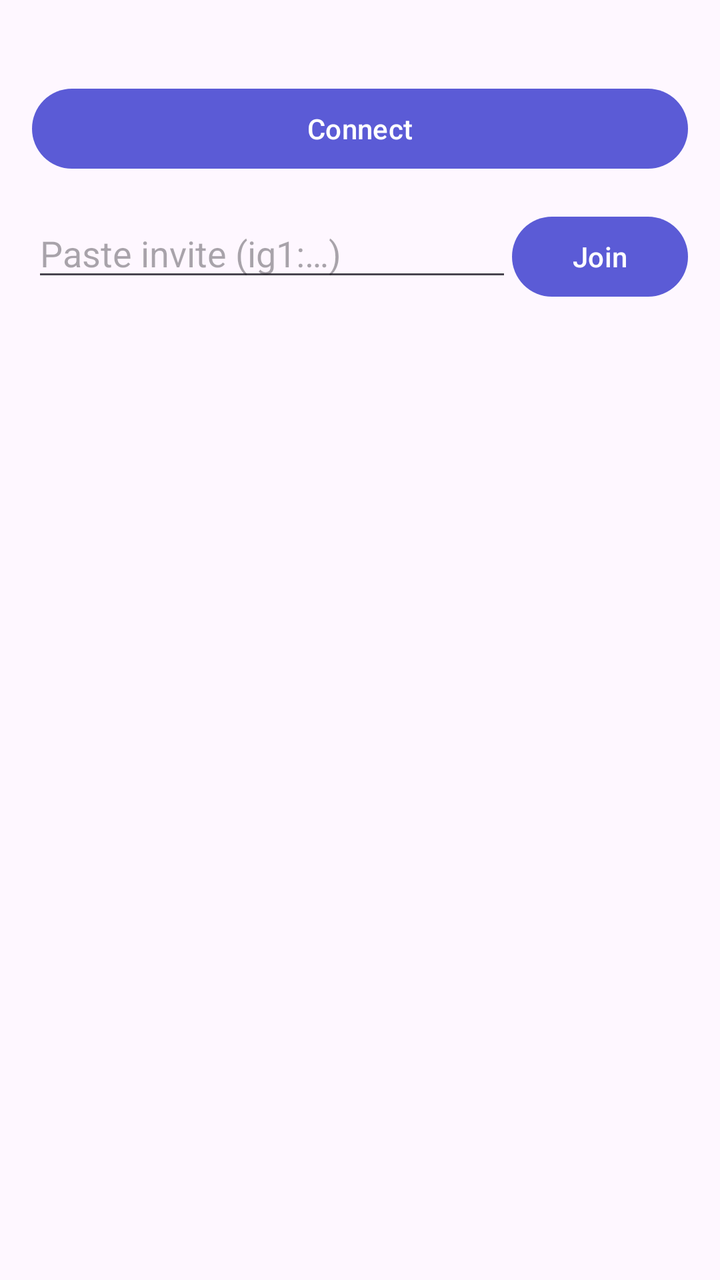
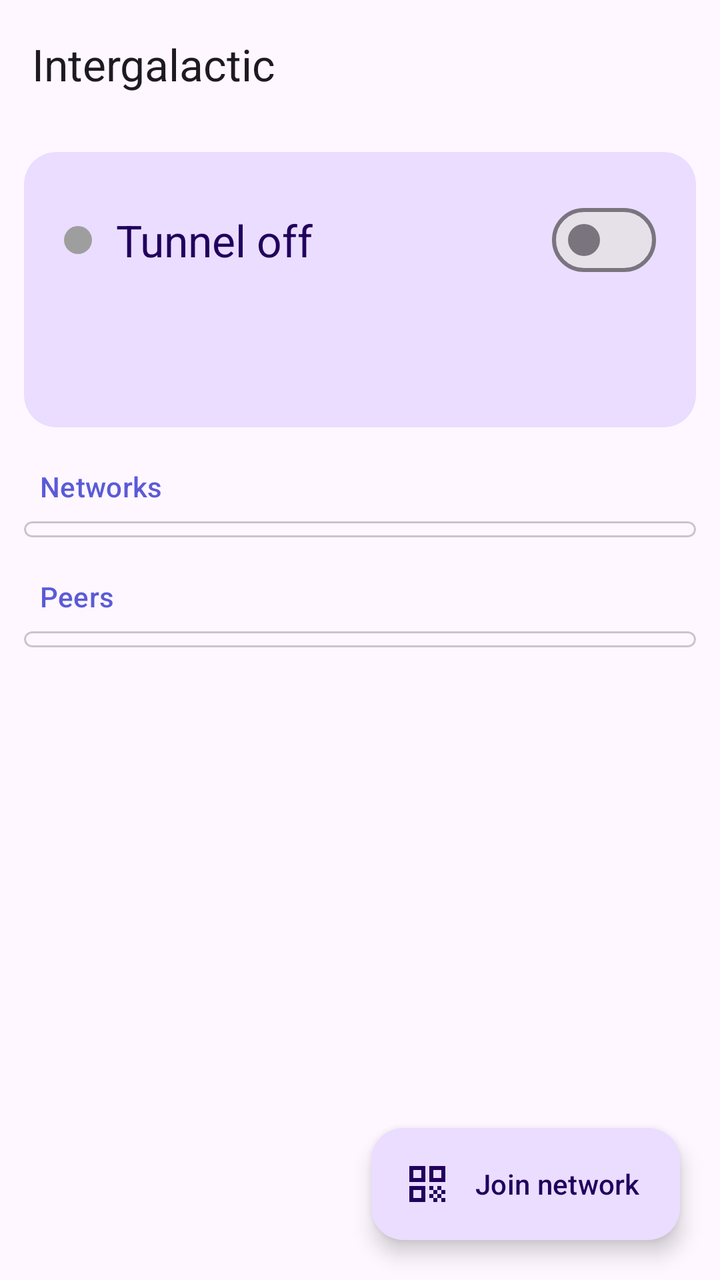

Screens rendered from an Android XML layout before and after an edit, with the pre-edit source and the edit as a unified diff.
<!-- AndroidManifest.xml: application theme Theme.Intergalactic -->
<!-- res/layout/activity_main.xml -->
<?xml version="1.0" encoding="utf-8"?>
<LinearLayout xmlns:android="http://schemas.android.com/apk/res/android"
    android:layout_width="match_parent"
    android:layout_height="match_parent"
    android:orientation="vertical"
    android:padding="16dp">

    <TextView
        android:id="@+id/node_id"
        android:layout_width="match_parent"
        android:layout_height="wrap_content"
        android:fontFamily="monospace"
        android:textSize="12sp" />

    <Button
        android:id="@+id/toggle"
        android:layout_width="match_parent"
        android:layout_height="wrap_content"
        android:layout_marginTop="8dp"
        android:text="@string/connect" />

    <LinearLayout
        android:layout_width="match_parent"
        android:layout_height="wrap_content"
        android:layout_marginTop="16dp"
        android:orientation="horizontal">

        <EditText
            android:id="@+id/invite"
            android:layout_width="0dp"
            android:layout_height="wrap_content"
            android:layout_weight="1"
            android:hint="@string/invite_hint"
            android:inputType="text"
            android:importantForAutofill="no" />

        <Button
            android:id="@+id/join"
            android:layout_width="wrap_content"
            android:layout_height="wrap_content"
            android:text="@string/join" />
    </LinearLayout>

    <TextView
        android:id="@+id/message"
        android:layout_width="match_parent"
        android:layout_height="wrap_content"
        android:layout_marginTop="8dp"
        android:textColor="#B00020" />

    <ScrollView
        android:layout_width="match_parent"
        android:layout_height="0dp"
        android:layout_weight="1"
        android:layout_marginTop="16dp">

        <LinearLayout
            android:id="@+id/list"
            android:layout_width="match_parent"
            android:layout_height="wrap_content"
            android:orientation="vertical" />
    </ScrollView>
</LinearLayout>
<!-- resources referenced by this layout -->
<resources>
  <string name="connect">Connect</string>
  <string name="invite_hint">Paste invite (ig1:…)</string>
  <string name="join">Join</string>
  <style name="Theme.Intergalactic" parent="Theme.Material3.DayNight.NoActionBar">
          <item name="colorPrimary">#5B5BD6</item>
      </style>
</resources>

<!-- the commit's change to res/layout/activity_main.xml (unified diff, before → after) -->
@@ -1,63 +1,223 @@
 <?xml version="1.0" encoding="utf-8"?>
-<LinearLayout xmlns:android="http://schemas.android.com/apk/res/android"
+<androidx.coordinatorlayout.widget.CoordinatorLayout xmlns:android="http://schemas.android.com/apk/res/android"
+    xmlns:app="http://schemas.android.com/apk/res-auto"
     android:layout_width="match_parent"
-    android:layout_height="match_parent"
-    android:orientation="vertical"
-    android:padding="16dp">
-
-    <TextView
-        android:id="@+id/node_id"
+    android:layout_height="match_parent">
+
+    <com.google.android.material.appbar.AppBarLayout
         android:layout_width="match_parent"
         android:layout_height="wrap_content"
-        android:fontFamily="monospace"
-        android:textSize="12sp" />
-
-    <Button
-        android:id="@+id/toggle"
+        android:fitsSystemWindows="true">
+
+        <com.google.android.material.appbar.MaterialToolbar
+            android:id="@+id/toolbar"
+            android:layout_width="match_parent"
+            android:layout_height="?attr/actionBarSize"
+            app:title="@string/app_name" />
+    </com.google.android.material.appbar.AppBarLayout>
+
+    <androidx.core.widget.NestedScrollView
         android:layout_width="match_parent"
-        android:layout_height="wrap_content"
-        android:layout_marginTop="8dp"
-        android:text="@string/connect" />
-
-    <LinearLayout
-        android:layout_width="match_parent"
-        android:layout_height="wrap_content"
-        android:layout_marginTop="16dp"
-        android:orientation="horizontal">
-
-        <EditText
-            android:id="@+id/invite"
-            android:layout_width="0dp"
-            android:layout_height="wrap_content"
-            android:layout_weight="1"
-            android:hint="@string/invite_hint"
-            android:inputType="text"
-            android:importantForAutofill="no" />
-
-        <Button
-            android:id="@+id/join"
-            android:layout_width="wrap_content"
-            android:layout_height="wrap_content"
-            android:text="@string/join" />
-    </LinearLayout>
-
-    <TextView
-        android:id="@+id/message"
-        android:layout_width="match_parent"
-        android:layout_height="wrap_content"
-        android:layout_marginTop="8dp"
-        android:textColor="#B00020" />
-
-    <ScrollView
-        android:layout_width="match_parent"
-        android:layout_height="0dp"
-        android:layout_weight="1"
-        android:layout_marginTop="16dp">
+        android:layout_height="match_parent"
+        android:clipToPadding="false"
+        android:paddingBottom="96dp"
+        app:layout_behavior="@string/appbar_scrolling_view_behavior">
 
         <LinearLayout
-            android:id="@+id/list"
             android:layout_width="match_parent"
             android:layout_height="wrap_content"
-            android:orientation="vertical" />
-    </ScrollView>
-</LinearLayout>
+            android:orientation="vertical"
+            android:padding="12dp">
+
+            
+            <com.google.android.material.card.MaterialCardView
+                android:id="@+id/update_card"
+                android:layout_width="match_parent"
+                android:layout_height="wrap_content"
+                android:layout_marginBottom="12dp"
+                android:visibility="gone"
+                app:cardCornerRadius="16dp"
+                app:cardElevation="0dp"
+                app:cardBackgroundColor="?attr/colorTertiaryContainer">
+
+                <LinearLayout
+                    android:layout_width="match_parent"
+                    android:layout_height="wrap_content"
+                    android:orientation="vertical"
+                    android:padding="16dp">
+
+                    <TextView
+                        android:id="@+id/update_title"
+                        android:layout_width="match_parent"
+                        android:layout_height="wrap_content"
+                        android:drawablePadding="10dp"
+                        android:gravity="center_vertical"
+                        android:textAppearance="?attr/textAppearanceTitleMedium"
+                        android:textColor="?attr/colorOnTertiaryContainer"
+                        app:drawableStartCompat="@drawable/ic_update" />
+
+                    <TextView
+                        android:id="@+id/update_detail"
+                        android:layout_width="match_parent"
+                        android:layout_height="wrap_content"
+                        android:layout_marginTop="4dp"
+                        android:textAppearance="?attr/textAppearanceBodyMedium"
+                        android:textColor="?attr/colorOnTertiaryContainer" />
+
+                    <LinearLayout
+                        android:layout_width="match_parent"
+                        android:layout_height="wrap_content"
+                        android:layout_marginTop="8dp"
+                        android:gravity="end"
+                        android:orientation="horizontal">
+
+                        <com.google.android.material.button.MaterialButton
+                            android:id="@+id/update_later"
+                            style="@style/Widget.Material3.Button.TextButton"
+                            android:layout_width="wrap_content"
+                            android:layout_height="wrap_content"
+                            android:text="@string/update_later" />
+
+                        <com.google.android.material.button.MaterialButton
+                            android:id="@+id/update_install"
+                            android:layout_width="wrap_content"
+                            android:layout_height="wrap_content"
+                            android:text="@string/update_install" />
+                    </LinearLayout>
+                </LinearLayout>
+            </com.google.android.material.card.MaterialCardView>
+
+            
+            <com.google.android.material.card.MaterialCardView
+                android:layout_width="match_parent"
+                android:layout_height="wrap_content"
+                android:layout_marginBottom="12dp"
+                app:cardCornerRadius="16dp"
+                app:cardElevation="0dp"
+                app:strokeWidth="0dp"
+                app:cardBackgroundColor="?attr/colorPrimaryContainer">
+
+                <LinearLayout
+                    android:layout_width="match_parent"
+                    android:layout_height="wrap_content"
+                    android:orientation="vertical"
+                    android:padding="20dp">
+
+                    <LinearLayout
+                        android:layout_width="match_parent"
+                        android:layout_height="wrap_content"
+                        android:gravity="center_vertical"
+                        android:orientation="horizontal">
+
+                        <View
+                            android:id="@+id/status_dot"
+                            android:layout_width="14dp"
+                            android:layout_height="14dp"
+                            android:layout_marginEnd="12dp"
+                            android:background="@drawable/dot_off" />
+
+                        <TextView
+                            android:id="@+id/status_title"
+                            android:layout_width="0dp"
+                            android:layout_height="wrap_content"
+                            android:layout_weight="1"
+                            android:text="@string/tunnel_off"
+                            android:textAppearance="?attr/textAppearanceTitleLarge"
+                            android:textColor="?attr/colorOnPrimaryContainer" />
+
+                        <com.google.android.material.materialswitch.MaterialSwitch
+                            android:id="@+id/toggle"
+                            android:layout_width="wrap_content"
+                            android:layout_height="wrap_content" />
+                    </LinearLayout>
+
+                    <TextView
+                        android:id="@+id/status_detail"
+                        android:layout_width="match_parent"
+                        android:layout_height="wrap_content"
+                        android:layout_marginTop="6dp"
+                        android:textAppearance="?attr/textAppearanceBodyMedium"
+                        android:textColor="?attr/colorOnPrimaryContainer" />
+
+                    <TextView
+                        android:id="@+id/node_id"
+                        android:layout_width="match_parent"
+                        android:layout_height="wrap_content"
+                        android:layout_marginTop="10dp"
+                        android:alpha="0.7"
+                        android:fontFamily="monospace"
+                        android:textColor="?attr/colorOnPrimaryContainer"
+                        android:textSize="11sp" />
+                </LinearLayout>
+            </com.google.android.material.card.MaterialCardView>
+
+            <TextView
+                android:id="@+id/message"
+                android:layout_width="match_parent"
+                android:layout_height="wrap_content"
+                android:layout_marginBottom="8dp"
+                android:paddingHorizontal="8dp"
+                android:textAppearance="?attr/textAppearanceBodyMedium"
+                android:textColor="?attr/colorError"
+                android:visibility="gone" />
+
+            
+            <TextView
+                android:layout_width="match_parent"
+                android:layout_height="wrap_content"
+                android:paddingHorizontal="8dp"
+                android:paddingVertical="8dp"
+                android:text="@string/networks"
+                android:textAppearance="?attr/textAppearanceTitleSmall"
+                android:textColor="?attr/colorPrimary" />
+
+            <com.google.android.material.card.MaterialCardView
+                android:layout_width="match_parent"
+                android:layout_height="wrap_content"
+                android:layout_marginBottom="12dp"
+                app:cardCornerRadius="16dp"
+                app:cardElevation="0dp">
+
+                <LinearLayout
+                    android:id="@+id/networks"
+                    android:layout_width="match_parent"
+                    android:layout_height="wrap_content"
+                    android:orientation="vertical"
+                    android:paddingVertical="4dp" />
+            </com.google.android.material.card.MaterialCardView>
+
+            
+            <TextView
+                android:layout_width="match_parent"
+                android:layout_height="wrap_content"
+                android:paddingHorizontal="8dp"
+                android:paddingVertical="8dp"
+                android:text="@string/peers"
+                android:textAppearance="?attr/textAppearanceTitleSmall"
+                android:textColor="?attr/colorPrimary" />
+
+            <com.google.android.material.card.MaterialCardView
+                android:layout_width="match_parent"
+                android:layout_height="wrap_content"
+                app:cardCornerRadius="16dp"
+                app:cardElevation="0dp">
+
+                <LinearLayout
+                    android:id="@+id/peers"
+                    android:layout_width="match_parent"
+                    android:layout_height="wrap_content"
+                    android:orientation="vertical"
+                    android:paddingVertical="4dp" />
+            </com.google.android.material.card.MaterialCardView>
+        </LinearLayout>
+    </androidx.core.widget.NestedScrollView>
+
+    <com.google.android.material.floatingactionbutton.ExtendedFloatingActionButton
+        android:id="@+id/join"
+        android:layout_width="wrap_content"
+        android:layout_height="wrap_content"
+        android:layout_gravity="bottom|end"
+        android:layout_margin="20dp"
+        android:text="@string/join_network"
+        app:icon="@drawable/ic_qr" />
+</androidx.coordinatorlayout.widget.CoordinatorLayout>
<!-- resource entries referenced after the edit -->
@@ -1,8 +1,35 @@
 <!-- resources referenced by this layout -->
 <resources>
-  <string name="connect">Connect</string>
-  <string name="invite_hint">Paste invite (ig1:…)</string>
-  <string name="join">Join</string>
+  <!-- drawable dot_off (drawable) -->
+  <?xml version="1.0" encoding="utf-8"?>
+  <shape xmlns:android="http://schemas.android.com/apk/res/android" android:shape="oval">
+      <solid android:color="#9E9E9E" />
+  </shape>
+  <!-- drawable ic_qr (drawable) -->
+  <?xml version="1.0" encoding="utf-8"?>
+  <vector xmlns:android="http://schemas.android.com/apk/res/android"
+      android:width="24dp" android:height="24dp"
+      android:viewportWidth="24" android:viewportHeight="24"
+      android:tint="?attr/colorControlNormal">
+      <path android:fillColor="#FFFFFF"
+          android:pathData="M3,11h8V3H3V11zM5,5h4v4H5V5zM3,21h8v-8H3V21zM5,15h4v4H5V15zM13,3v8h8V3H13zM19,9h-4V5h4V9zM13,13h2v2h-2zM15,15h2v2h-2zM13,17h2v2h-2zM17,13h2v2h-2zM19,15h2v2h-2zM17,17h2v2h-2zM15,19h2v2h-2zM19,19h2v2h-2z"/>
+  </vector>
+  <!-- drawable ic_update (drawable) -->
+  <?xml version="1.0" encoding="utf-8"?>
+  <vector xmlns:android="http://schemas.android.com/apk/res/android"
+      android:width="24dp" android:height="24dp"
+      android:viewportWidth="24" android:viewportHeight="24"
+      android:tint="?attr/colorControlNormal">
+      <path android:fillColor="#FFFFFF"
+          android:pathData="M19,9h-4V3H9v6H5l7,7 7,-7zM5,18v2h14v-2H5z"/>
+  </vector>
+  <string name="app_name">Intergalactic</string>
+  <string name="join_network">Join network</string>
+  <string name="networks">Networks</string>
+  <string name="peers">Peers</string>
+  <string name="tunnel_off">Tunnel off</string>
+  <string name="update_install">Install</string>
+  <string name="update_later">Later</string>
   <style name="Theme.Intergalactic" parent="Theme.Material3.DayNight.NoActionBar">
           <item name="colorPrimary">#5B5BD6</item>
       </style>
